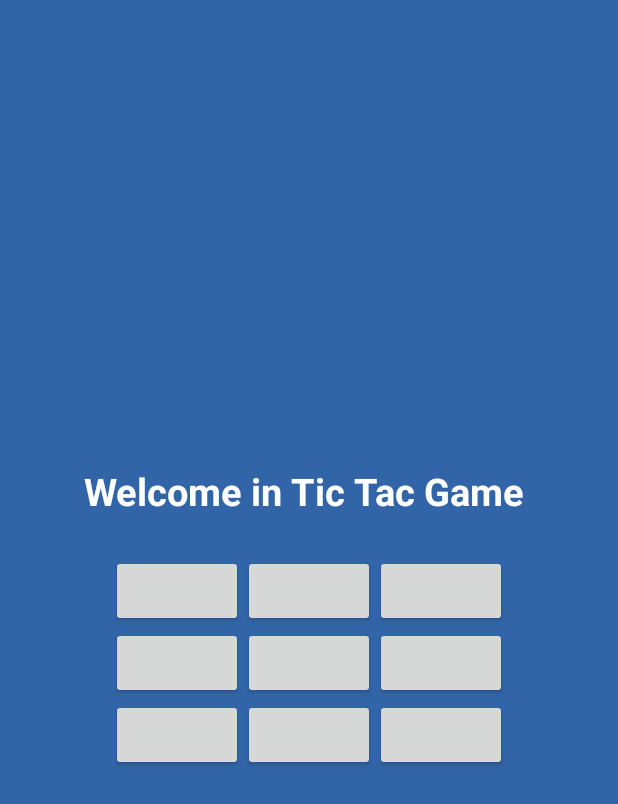
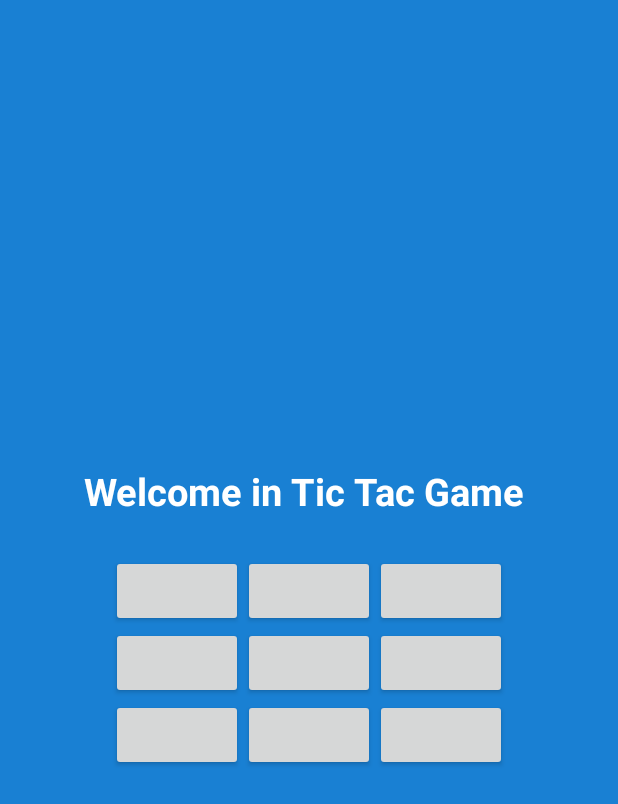
Before and after one commit to nawazhassa/BMI_Project, an Android app: the MainActivity2 screen opened directly, with no data from a screen before it, on a phone screen of 412 x 824 dp. Shown: the top 804 px of the screen. Run offline under Robolectric (Android 15) with nearby library versions, the phone set to English and light mode, and no system bars.

Commit message:
Theme update

```diff
--- a/app/build.gradle
+++ b/app/build.gradle
@@ -31,12 +31,12 @@ android {
 dependencies {
 // https://mvnrepository.com/artifact/com.opencsv/opencsv
 
-    implementation "androidx.room:room-runtime:2.8.1"
-    annotationProcessor("androidx.room:room-compiler:2.8.1")
+    implementation libs.room.runtime
+    annotationProcessor(libs.room.compiler)
 
 
 
-    implementation("com.opencsv:opencsv:5.12.0")
+    implementation(libs.opencsv)
     implementation libs.appcompat
     implementation libs.material
     implementation libs.activity
--- a/app/src/main/AndroidManifest.xml
+++ b/app/src/main/AndroidManifest.xml
@@ -13,7 +13,8 @@
         android:theme="@style/Theme.BMI_Project">
         <activity
             android:name=".RoomDb.RoomDB"
-            android:exported="true" >
+            android:exported="true">
+
             <intent-filter>
                 <action android:name="android.intent.action.MAIN" />
 
@@ -26,7 +27,7 @@
 
         <activity
             android:name=".List.ListTesting"
-            android:exported="true"></activity>
+            android:exported="true"/>
         <activity
             android:name=".Animation.AnimationActivity"
             android:exported="true" />
--- /dev/null
+++ b/app/src/main/res/color/my_light_primary.xml
@@ -0,0 +1,4 @@
+<?xml version="1.0" encoding="utf-8"?>
+<selector xmlns:android="http://schemas.android.com/apk/res/android">
+
+</selector>
--- /dev/null
+++ b/app/src/main/res/drawable/baseline_settings_24.xml
@@ -0,0 +1,5 @@
+<vector xmlns:android="http://schemas.android.com/apk/res/android" android:height="24dp" android:tint="#802B2B" android:viewportHeight="24" android:viewportWidth="24" android:width="24dp">
+
+    <path android:fillColor="@android:color/white" android:pathData="M19.14,12.94c0.04,-0.3 0.06,-0.61 0.06,-0.94c0,-0.32 -0.02,-0.64 -0.07,-0.94l2.03,-1.58c0.18,-0.14 0.23,-0.41 0.12,-0.61l-1.92,-3.32c-0.12,-0.22 -0.37,-0.29 -0.59,-0.22l-2.39,0.96c-0.5,-0.38 -1.03,-0.7 -1.62,-0.94L14.4,2.81c-0.04,-0.24 -0.24,-0.41 -0.48,-0.41h-3.84c-0.24,0 -0.43,0.17 -0.47,0.41L9.25,5.35C8.66,5.59 8.12,5.92 7.63,6.29L5.24,5.33c-0.22,-0.08 -0.47,0 -0.59,0.22L2.74,8.87C2.62,9.08 2.66,9.34 2.86,9.48l2.03,1.58C4.84,11.36 4.8,11.69 4.8,12s0.02,0.64 0.07,0.94l-2.03,1.58c-0.18,0.14 -0.23,0.41 -0.12,0.61l1.92,3.32c0.12,0.22 0.37,0.29 0.59,0.22l2.39,-0.96c0.5,0.38 1.03,0.7 1.62,0.94l0.36,2.54c0.05,0.24 0.24,0.41 0.48,0.41h3.84c0.24,0 0.44,-0.17 0.47,-0.41l0.36,-2.54c0.59,-0.24 1.13,-0.56 1.62,-0.94l2.39,0.96c0.22,0.08 0.47,0 0.59,-0.22l1.92,-3.32c0.12,-0.22 0.07,-0.47 -0.12,-0.61L19.14,12.94zM12,15.6c-1.98,0 -3.6,-1.62 -3.6,-3.6s1.62,-3.6 3.6,-3.6s3.6,1.62 3.6,3.6S13.98,15.6 12,15.6z"/>
+
+</vector>
--- /dev/null
+++ b/app/src/main/res/drawable/outline_add_home_24.xml
@@ -0,0 +1,5 @@
+<vector xmlns:android="http://schemas.android.com/apk/res/android" android:height="24dp" android:tint="#802B2B" android:viewportHeight="960" android:viewportWidth="960" android:width="24dp">
+
+    <path android:fillColor="@android:color/white" android:pathData="M700,760L740,760L740,660L840,660L840,620L740,620L740,520L700,520L700,620L600,620L600,660L700,660L700,760ZM720,840Q637,840 578.5,781.5Q520,723 520,640Q520,557 578.5,498.5Q637,440 720,440Q803,440 861.5,498.5Q920,557 920,640Q920,723 861.5,781.5Q803,840 720,840ZM160,760L160,280L480,40L800,280L800,372Q781,366 761,363Q741,360 720,360L720,320L480,140L240,320L240,680L443,680Q446,701 452,721Q458,741 467,760L160,760ZM480,410L480,410L480,410L480,410L480,410Q480,410 480,410Q480,410 480,410Q480,410 480,410Q480,410 480,410Z"/>
+
+</vector>
--- /dev/null
+++ b/app/src/main/res/drawable/outline_add_location_alt_24.xml
@@ -0,0 +1,5 @@
+<vector xmlns:android="http://schemas.android.com/apk/res/android" android:height="24dp" android:tint="#802B2B" android:viewportHeight="960" android:viewportWidth="960" android:width="24dp">
+
+    <path android:fillColor="@android:color/white" android:pathData="M480,880Q319,743 239.5,625.5Q160,508 160,408Q160,258 256.5,169Q353,80 480,80Q490,80 500,80Q510,80 520,82L520,163Q510,161 500.5,160.5Q491,160 480,160Q379,160 309.5,229.5Q240,299 240,408Q240,479 299,570.5Q358,662 480,774Q602,662 661,570.5Q720,479 720,408Q720,406 720,404Q720,402 720,400L800,400Q800,402 800,404Q800,406 800,408Q800,508 720.5,625.5Q641,743 480,880ZM480,480Q513,480 536.5,456.5Q560,433 560,400Q560,367 536.5,343.5Q513,320 480,320Q447,320 423.5,343.5Q400,367 400,400Q400,433 423.5,456.5Q447,480 480,480ZM480,400Q480,400 480,400Q480,400 480,400Q480,400 480,400Q480,400 480,400Q480,400 480,400Q480,400 480,400L480,400L480,400L480,400L480,400Q480,400 480,400Q480,400 480,400Q480,400 480,400Q480,400 480,400ZM720,320L800,320L800,200L920,200L920,120L800,120L800,0L720,0L720,120L600,120L600,200L720,200L720,320Z"/>
+
+</vector>
--- /dev/null
+++ b/app/src/main/res/values-v27/themes.xml
@@ -0,0 +1,15 @@
+<?xml version="1.0" encoding="utf-8"?>
+<resources>
+
+    <style name="Base.Theme.BMI_ProjectMy" parent="Theme.Material3.DayNight.NoActionBar">
+        <!-- Status bar -->
+        <item name="android:statusBarColor">#1980D3</item>
+        <!-- Navigation bar -->
+        <item name="android:navigationBarColor">#B44040</item>
+        <!-- Toolbar background -->
+        <item name="colorPrimary">#FF9800</item>
+        <!-- For text/icon contrast -->
+        <item name="android:windowLightStatusBar">true</item>
+        <item name="android:windowLightNavigationBar">true</item>
+    </style>
+</resources>
--- a/app/src/main/res/values/colors.xml
+++ b/app/src/main/res/values/colors.xml
@@ -2,11 +2,17 @@
 <resources>
     <color name="black">#FF000000</color>
     <color name="white">#FFFFFFFF</color>
-    <color name="Overweight">#3265A8</color>
+    <color name="Overweight">#1980D3</color>
     <color name="Underweight">#3F51B5</color>
     <color name="Healty">#32A89B</color>
 
 
 
+    <color name="color_primary">#1980D3</color> <!-- Light Blue -->
+    <color name="color_primary_container">#BBDEFB</color>
+
+
+
+
 
 </resources>
--- a/app/src/main/res/values/themes.xml
+++ b/app/src/main/res/values/themes.xml
@@ -1,9 +1,41 @@
 <resources xmlns:tools="http://schemas.android.com/tools">
-    <!-- Base application theme. -->
-    <style name="Base.Theme.BMI_Project" parent="Theme.Material3.DayNight.NoActionBar">
-        <!-- Customize your light theme here. -->
-        <!-- <item name="colorPrimary">@color/my_light_primary</item> -->
+<!--     Base application theme. -->
+    <!--<style name="Base.Theme.BMI_Project" parent="Theme.Material3.DayNight.NoActionBar">
+        <item name="colorPrimary">#1980D3</item>
+        &lt;!&ndash; Customize your light theme here. &ndash;&gt;
+        &lt;!&ndash; <item name="colorPrimary">@color/my_light_primary</item> &ndash;&gt;
+    </style>-->
+
+
+    <!--<style name="Base.Theme.BMI_Projectt" parent="Theme.MaterialComponents.DayNight.DarkActionBar">
+        <item name="colorPrimary">#1980D3</item>
+        &lt;!&ndash; Customize your light theme here. &ndash;&gt;
+        &lt;!&ndash;         <item name="colorPrimary">@color/my_light_primary</item>&ndash;&gt;
+    </style>-->
+
+
+
+
+
+    <style name="Base.Theme.BMI_ProjectMy" parent="Theme.Material3.DayNight.NoActionBar">
+        <!-- Status bar -->
+        <item name="android:statusBarColor">#1980D3</item>
+        <!-- Navigation bar -->
+        <item name="android:navigationBarColor">#B44040</item>
+        <!-- Toolbar background -->
+        <item name="colorPrimary">#FF9800</item>
+        <!-- For text/icon contrast -->
+        <item name="android:windowLightStatusBar">true</item>
+        <item name="android:windowLightNavigationBar">true</item>
     </style>
 
-    <style name="Theme.BMI_Project" parent="Base.Theme.BMI_Project" />
+
+    <style name="Theme.BMI_Project" parent="Base.Theme.BMI_ProjectMy" />
+
+
+
+
+
+
+
 </resources>
--- a/gradle/libs.versions.toml
+++ b/gradle/libs.versions.toml
@@ -7,6 +7,8 @@ appcompat = "1.7.1"
 material = "1.13.0"
 activity = "1.10.1"
 constraintlayout = "2.2.1"
+opencsv = "5.12.0"
+roomRuntime = "2.8.1"
 
 [libraries]
 junit = { group = "junit", name = "junit", version.ref = "junit" }
@@ -16,6 +18,9 @@ appcompat = { group = "androidx.appcompat", name = "appcompat", version.ref = "a
 material = { group = "com.google.android.material", name = "material", version.ref = "material" }
 activity = { group = "androidx.activity", name = "activity", version.ref = "activity" }
 constraintlayout = { group = "androidx.constraintlayout", name = "constraintlayout", version.ref = "constraintlayout" }
+opencsv = { module = "com.opencsv:opencsv", version.ref = "opencsv" }
+room-compiler = { module = "androidx.room:room-compiler", version.ref = "roomRuntime" }
+room-runtime = { module = "androidx.room:room-runtime", version.ref = "roomRuntime" }
 
 [plugins]
 android-application = { id = "com.android.application", version.ref = "agp" }
```
Also changed, not shown: app/src/main/java/com/example/bmi_project/RoomDb/RoomDB.java (+54 -3 lines), app/src/main/res/layout/activity_room_db.xml (+29 -8 lines), app/src/main/res/menu/menu_main.xml (added, +24 -0 lines), app/src/main/res/values-night/themes.xml (+35 -2 lines).
